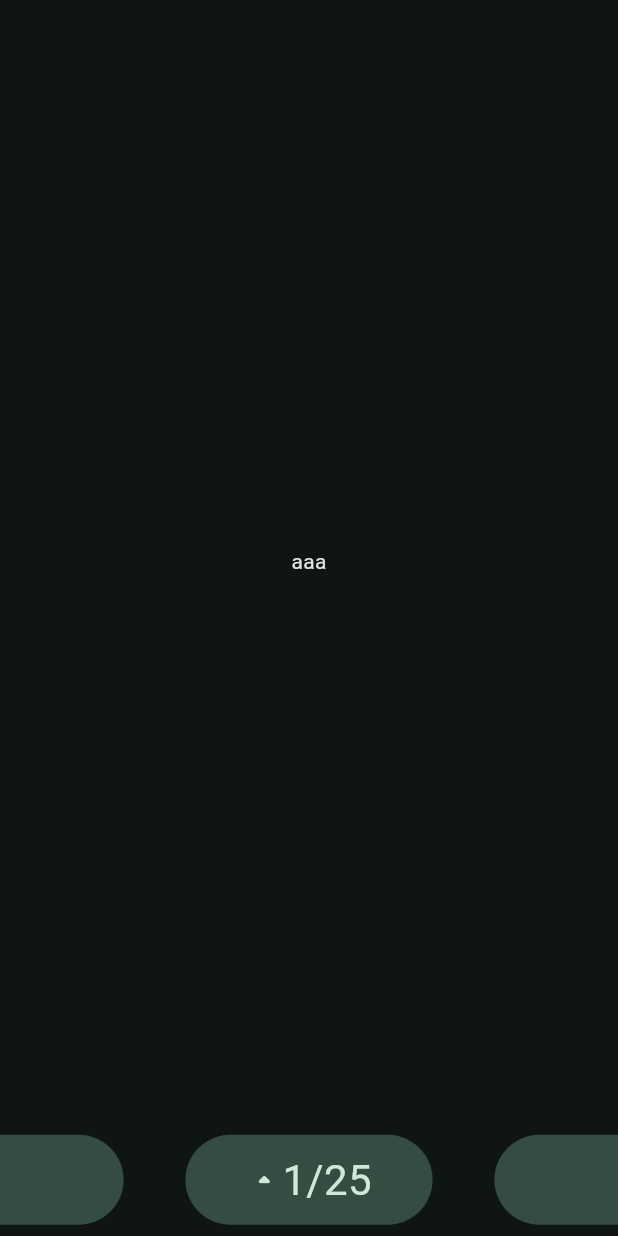
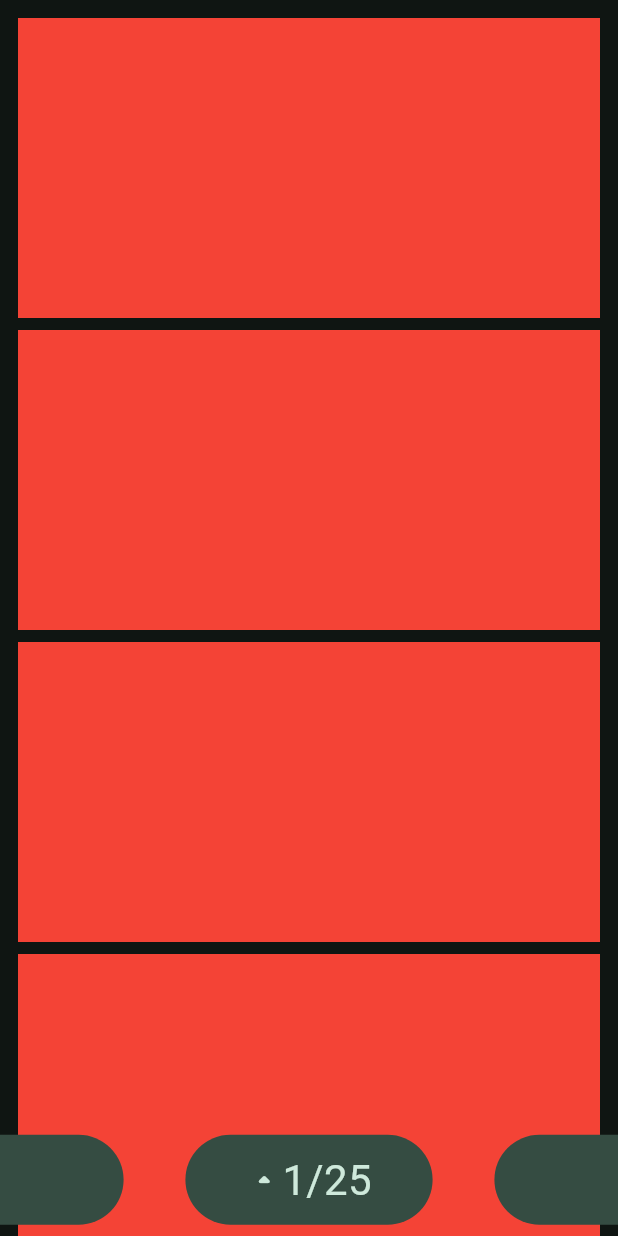
Before and after one commit to Chikati0407/task_elixir, a Flutter app: the screen it shows after launch, on a phone screen of 412 x 824 dp. Run offline on Flutter 3.47's test engine with Material 3 defaults, Android fonts, the phone set to English and light mode, and no system bars; our stand-ins replace flutter_riverpod, go_router.

Commit message:
ホームページにメインリストを追加し、ボトムバーの透明度を設定。日付ピッカーの範囲を拡張。

```diff
--- a/lib/pages/homePage.dart
+++ b/lib/pages/homePage.dart
@@ -1,6 +1,7 @@
 import 'package:flutter/material.dart';
 import 'package:flutter_riverpod/flutter_riverpod.dart';
 import 'package:task_elixir/pages/home_widgets/home_bottombar.dart';
+import 'package:task_elixir/pages/home_widgets/home_mainlist.dart';
 
 class Homepage extends ConsumerWidget {
   const Homepage({super.key});
@@ -8,9 +9,12 @@ class Homepage extends ConsumerWidget {
   @override
   Widget build(BuildContext context, WidgetRef ref) {
     return Scaffold(
-      body: Center(
-        child: Text("aaa"),
+      appBar: PreferredSize(
+        preferredSize: Size.fromHeight(0),
+        child: AppBar(),
       ),
+      extendBody: true,
+      body: HomeMainlist(),
       bottomNavigationBar: HomeBottombar(),
     );
   }
--- /dev/null
+++ b/lib/pages/home_widgets/home_mainlist.dart
@@ -0,0 +1,21 @@
+import 'package:flutter/material.dart';
+import 'package:flutter_riverpod/flutter_riverpod.dart';
+
+class HomeMainlist extends ConsumerWidget {
+  const HomeMainlist({super.key});
+
+  @override
+  Widget build(BuildContext context, WidgetRef ref) {
+    return ListView.builder(
+      itemCount: 10,
+      padding: EdgeInsets.all(8),
+      itemBuilder: (context, index){
+        return Container(
+          margin: EdgeInsets.all(4),
+          height: 200,
+          color: Colors.red,
+        );
+      },
+    );
+  }
+}
--- a/pubspec.yaml
+++ b/pubspec.yaml
@@ -38,6 +38,7 @@ dependencies:
   go_router: ^14.7.1
   freezed_annotation: ^2.4.4
   json_annotation: ^4.9.0
+  flutter_localization: ^0.3.1
 
 dev_dependencies:
   flutter_test:
```
Also changed, not shown: lib/pages/home_widgets/home_bottombar.dart (+5 -2 lines), pubspec.lock, 5 other files.
